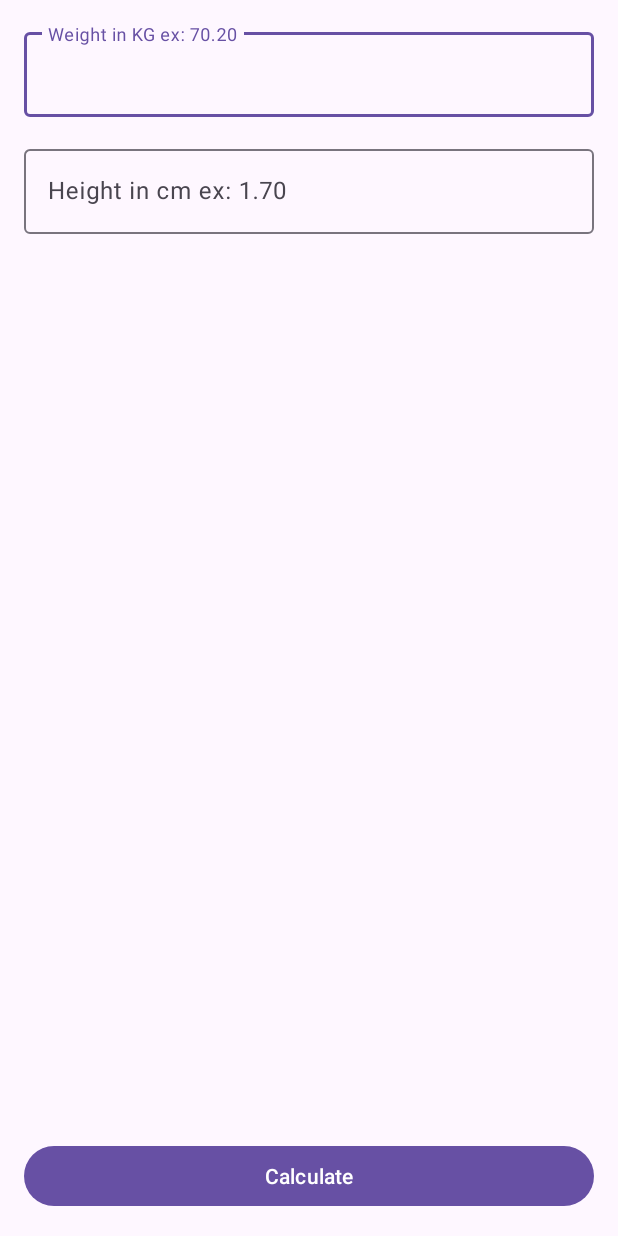
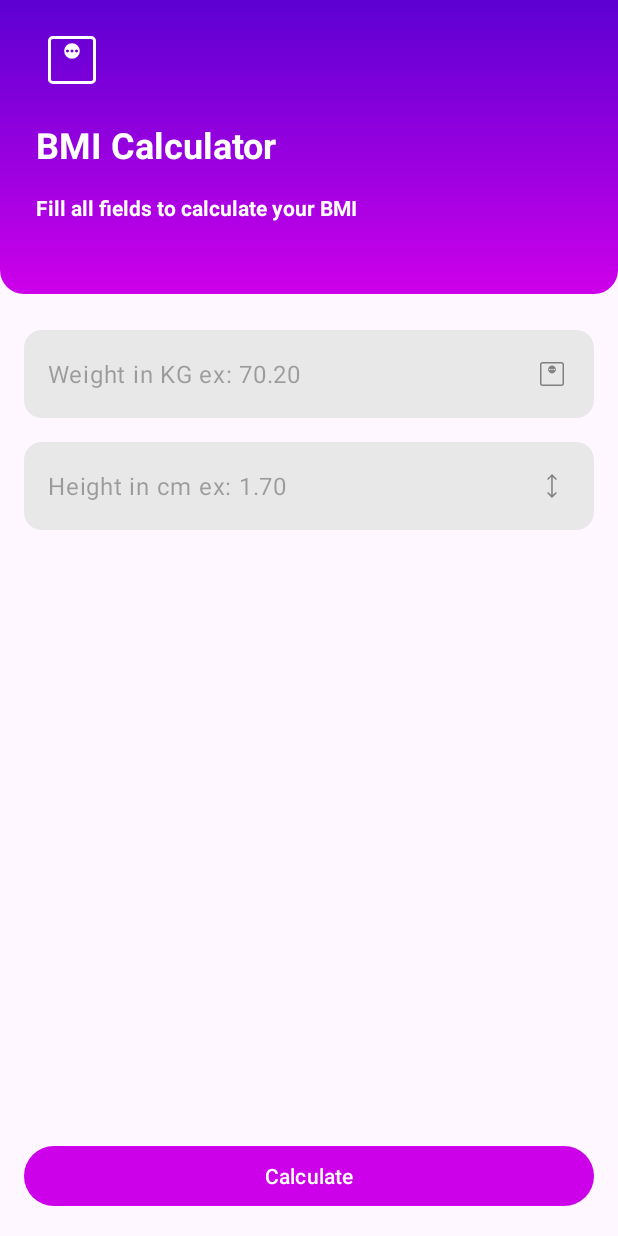
Before and after one commit to mcurvo/BMICalculator-, an Android app: the screen it shows after launch (MainActivity), on a phone screen of 412 x 824 dp. Run offline under Robolectric (Android 15) with nearby library versions, the phone set to English and light mode, and no system bars.

Commit message:
created a better user experience

```diff
--- /dev/null
+++ b/app/src/main/res/drawable/gradient_bg.xml
@@ -0,0 +1,13 @@
+<?xml version="1.0" encoding="utf-8"?>
+<shape xmlns:android="http://schemas.android.com/apk/res/android">
+    <corners android:topLeftRadius="0dp"
+        android:topRightRadius="0dp"
+        android:bottomLeftRadius="16dp"
+        android:bottomRightRadius="16dp" />
+
+    <gradient android:startColor="@color/primary_400"
+        android:endColor="@color/primary_900"
+        android:angle="90" />
+
+
+</shape>
--- /dev/null
+++ b/app/src/main/res/drawable/ic_height.xml
@@ -0,0 +1,9 @@
+<vector xmlns:android="http://schemas.android.com/apk/res/android"
+    android:width="24dp"
+    android:height="24dp"
+    android:viewportWidth="960"
+    android:viewportHeight="960">
+  <path
+      android:pathData="M479.23,800 L347.69,668.46l27.54,-27.54 84,82.23v-487.07l-83.23,83 -27.54,-27.54L480,160l131.54,131.54 -28.31,28.54 -84,-83.23v486.3l84,-82.23 27.54,27.54L479.23,800Z"
+      android:fillColor="#808080"/>
+</vector>
--- /dev/null
+++ b/app/src/main/res/drawable/ic_weight.xml
@@ -0,0 +1,9 @@
+<vector xmlns:android="http://schemas.android.com/apk/res/android"
+    android:width="24dp"
+    android:height="24dp"
+    android:viewportWidth="960"
+    android:viewportHeight="960">
+  <path
+      android:pathData="M480,464.62q43.85,0 74.23,-30.39 30.39,-30.38 30.39,-74.23 0,-43.85 -30.39,-74.23 -30.38,-30.39 -74.23,-30.39 -43.85,0 -74.23,30.39 -30.39,30.38 -30.39,74.23 0,43.85 30.39,74.23 30.38,30.39 74.23,30.39ZM420,380q-8,0 -14,-6t-6,-14q0,-8 6,-14t14,-6q8,0 14,6t6,14q0,8 -6,14t-14,6ZM480,380q-8,0 -14,-6t-6,-14q0,-8 6,-14t14,-6q8,0 14,6t6,14q0,8 -6,14t-14,6ZM540,380q-8,0 -14,-6t-6,-14q0,-8 6,-14t14,-6q8,0 14,6t6,14q0,8 -6,14t-14,6ZM224.62,800q-27.62,0 -46.12,-18.5Q160,763 160,735.38v-510.76q0,-27.62 18.5,-46.12Q197,160 224.62,160h510.76q27.62,0 46.12,18.5Q800,197 800,224.62v510.76q0,27.62 -18.5,46.12Q763,800 735.38,800L224.62,800ZM224.62,760h510.76q9.24,0 16.93,-7.69 7.69,-7.69 7.69,-16.93v-510.76q0,-9.24 -7.69,-16.93 -7.69,-7.69 -16.93,-7.69L224.62,200q-9.24,0 -16.93,7.69 -7.69,7.69 -7.69,16.93v510.76q0,9.24 7.69,16.93 7.69,7.69 16.93,7.69ZM200,200v560,-560Z"
+      android:fillColor="#808080"/>
+</vector>
--- /dev/null
+++ b/app/src/main/res/drawable/rounded_bg.xml
@@ -0,0 +1,5 @@
+<?xml version="1.0" encoding="utf-8"?>
+<shape xmlns:android="http://schemas.android.com/apk/res/android">
+    <solid android:color="#E8E8E8" />
+    <corners android:radius="12dp" />
+</shape>
--- a/app/src/main/res/layout/activity_main.xml
+++ b/app/src/main/res/layout/activity_main.xml
@@ -6,12 +6,54 @@
     android:layout_height="match_parent"
     tools:context=".MainActivity">
 
+    <LinearLayout
+        android:id="@+id/vg_header"
+        android:layout_width="match_parent"
+        android:orientation="vertical"
+        android:layout_height="wrap_content"
+        android:background="@drawable/gradient_bg"
+        app:layout_constraintEnd_toEndOf="parent"
+        app:layout_constraintStart_toStartOf="parent"
+        app:layout_constraintTop_toTopOf="parent">
+
+        <ImageView
+            android:src="@drawable/ic_weight"
+            android:layout_width="48dp"
+            android:layout_height="48dp"
+            android:layout_marginTop="16dp"
+            android:layout_marginStart="24dp"
+            android:layout_marginBottom="16dp"
+            app:tint="@color/white" />
+
+        <TextView
+            android:text="BMI Calculator"
+            android:layout_marginStart="24dp"
+            android:textColor="@color/white"
+            android:textStyle="bold"
+            android:textSize="24sp"
+            android:layout_width="wrap_content"
+            android:layout_height="wrap_content"/>
+        <TextView
+            android:text="Fill all fields to calculate your BMI"
+            android:layout_marginStart="24dp"
+            android:layout_marginEnd="24dp"
+            android:layout_marginBottom="48dp"
+            android:layout_marginTop="16dp"
+            android:textColor="@color/white"
+            android:textStyle="bold"
+            android:layout_width="wrap_content"
+            android:layout_height="wrap_content"/>
+
+    </LinearLayout>
+
+
 
     <Button
         android:id="@+id/btn_calculate"
         android:layout_width="match_parent"
         android:layout_height="wrap_content"
         android:layout_margin="16dp"
+
         android:text="Calculate"
         app:layout_constraintBottom_toBottomOf="parent"
         app:layout_constraintEnd_toEndOf="parent"
@@ -21,16 +63,22 @@
         android:id="@+id/textInputLayout"
         android:layout_width="match_parent"
         android:layout_height="wrap_content"
-        android:layout_margin="16dp"
+        app:hintEnabled = "false"
+        android:layout_marginStart="16dp"
+        android:layout_marginEnd="16dp"
+        android:layout_marginTop="24dp"
         app:layout_constraintEnd_toEndOf="parent"
         app:layout_constraintStart_toStartOf="parent"
-        app:layout_constraintTop_toTopOf="parent">
+        app:layout_constraintTop_toBottomOf="@id/vg_header">
 
         <com.google.android.material.textfield.TextInputEditText
             android:id="@+id/edt_weight"
+            android:drawableEnd="@drawable/ic_weight"
             android:layout_width="match_parent"
             android:layout_height="wrap_content"
+            android:maxLength="6"
             android:hint="Weight in KG ex: 70.20"
+            android:background="@drawable/rounded_bg"
             android:inputType="numberDecimal" />
     </com.google.android.material.textfield.TextInputLayout>
 
@@ -38,15 +86,19 @@
         android:layout_width="match_parent"
         android:layout_height="wrap_content"
         android:layout_margin="16dp"
+        app:hintEnabled = "false"
         app:layout_constraintEnd_toEndOf="parent"
         app:layout_constraintStart_toStartOf="parent"
         app:layout_constraintTop_toBottomOf="@+id/textInputLayout">
 
         <com.google.android.material.textfield.TextInputEditText
             android:id="@+id/edt_height"
+            android:drawableEnd="@drawable/ic_height"
             android:layout_width="match_parent"
             android:layout_height="wrap_content"
+            android:maxLength="4"
             android:hint="Height in cm ex: 1.70"
+            android:background="@drawable/rounded_bg"
             android:inputType="numberDecimal"/>
     </com.google.android.material.textfield.TextInputLayout>
 
--- a/app/src/main/res/values-night/themes.xml
+++ b/app/src/main/res/values-night/themes.xml
@@ -2,6 +2,7 @@
     <!-- Base application theme. -->
     <style name="Base.Theme.Calculadoraimc" parent="Theme.Material3.DayNight.NoActionBar">
         <!-- Customize your dark theme here. -->
-        <!-- <item name="colorPrimary">@color/my_dark_primary</item> -->
+         <item name="colorPrimary">@color/primary_400</item>
+        <item name="android:statusBarColor">@color/primary_900</item>
     </style>
 </resources>
--- a/app/src/main/res/values/colors.xml
+++ b/app/src/main/res/values/colors.xml
@@ -2,4 +2,7 @@
 <resources>
     <color name="black">#FF000000</color>
     <color name="white">#FFFFFFFF</color>
+
+    <color name="primary_400">#cd00ea</color>
+    <color name="primary_900">#5c00d2</color>
 </resources>
--- a/app/src/main/res/values/themes.xml
+++ b/app/src/main/res/values/themes.xml
@@ -2,7 +2,8 @@
     <!-- Base application theme. -->
     <style name="Base.Theme.Calculadoraimc" parent="Theme.Material3.DayNight.NoActionBar">
         <!-- Customize your light theme here. -->
-        <!-- <item name="colorPrimary">@color/my_light_primary</item> -->
+        <item name="colorPrimary">@color/primary_400</item>
+        <item name="android:statusBarColor">@color/primary_900</item>
     </style>
 
     <style name="Theme.Calculadoraimc" parent="Base.Theme.Calculadoraimc" />
```
Also changed, not shown: app/src/main/java/com/comunidadedevspace/imc/MainActivity.kt (+4 -7 lines), app/src/main/res/layout/activity_result.xml (+56 -10 lines).
